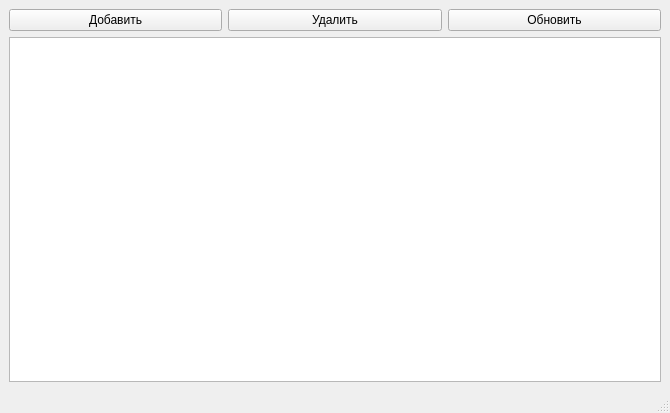
ivanyufin/TasksInzh, file Энгельс/Юфин Иван Николаевич/C++/ivanyufin@inbox.ru/QT_Database/mainwindow.ui: the form before one commit.
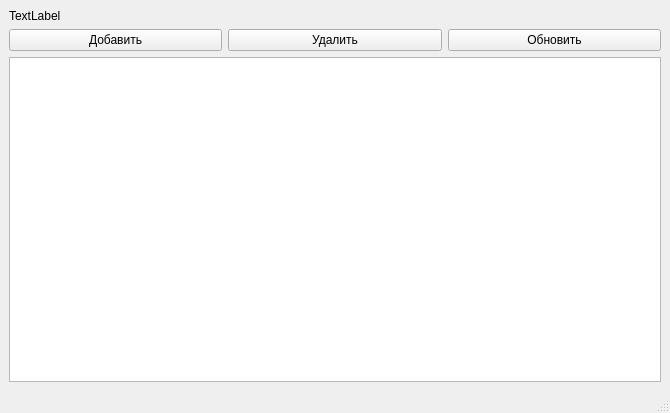
The form after the commit.

Patch:
```diff
--- a/Энгельс/Юфин Иван Николаевич/C++/ivanyufin@inbox.ru/QT_Database/mainwindow.ui
+++ b/Энгельс/Юфин Иван Николаевич/C++/ivanyufin@inbox.ru/QT_Database/mainwindow.ui
@@ -16,27 +16,34 @@
   <widget class="QWidget" name="centralwidget">
    <layout class="QGridLayout" name="gridLayout">
     <item row="0" column="0">
+     <widget class="QLabel" name="label">
+      <property name="text">
+       <string>TextLabel</string>
+      </property>
+     </widget>
+    </item>
+    <item row="1" column="0">
      <widget class="QPushButton" name="pushButton">
       <property name="text">
        <string>Добавить</string>
       </property>
      </widget>
     </item>
-    <item row="0" column="1">
+    <item row="1" column="1">
      <widget class="QPushButton" name="pushButton_2">
       <property name="text">
        <string>Удалить</string>
       </property>
      </widget>
     </item>
-    <item row="0" column="2">
+    <item row="1" column="2">
      <widget class="QPushButton" name="pushButton_3">
       <property name="text">
        <string>Обновить</string>
       </property>
      </widget>
     </item>
-    <item row="1" column="0" colspan="3">
+    <item row="2" column="0" colspan="3">
      <widget class="QTableView" name="tableView">
       <attribute name="horizontalHeaderCascadingSectionResizes">
        <bool>false</bool>
```
